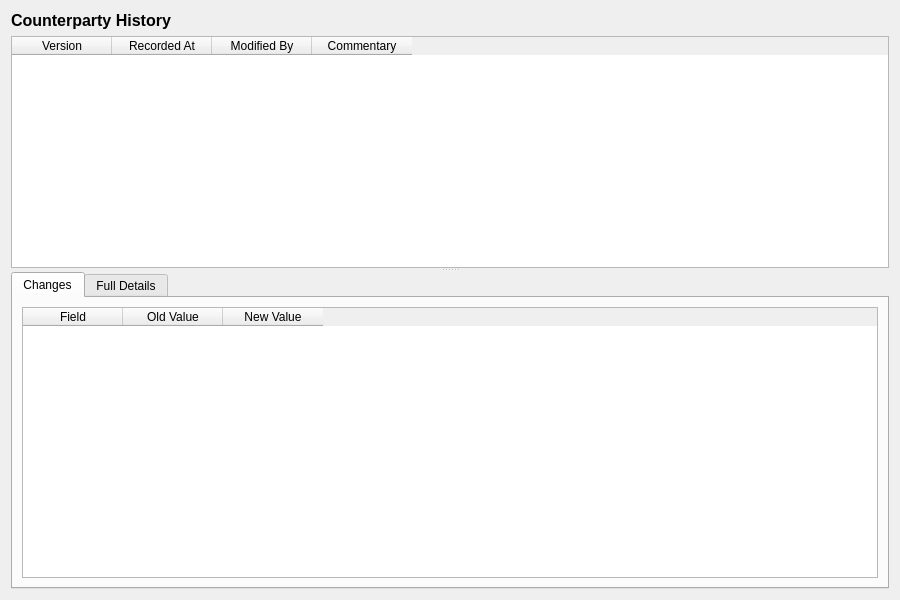
OreStudio/OreStudio, file projects/ores.qt/ui/CounterpartyHistoryDialog.ui: the form before one commit.
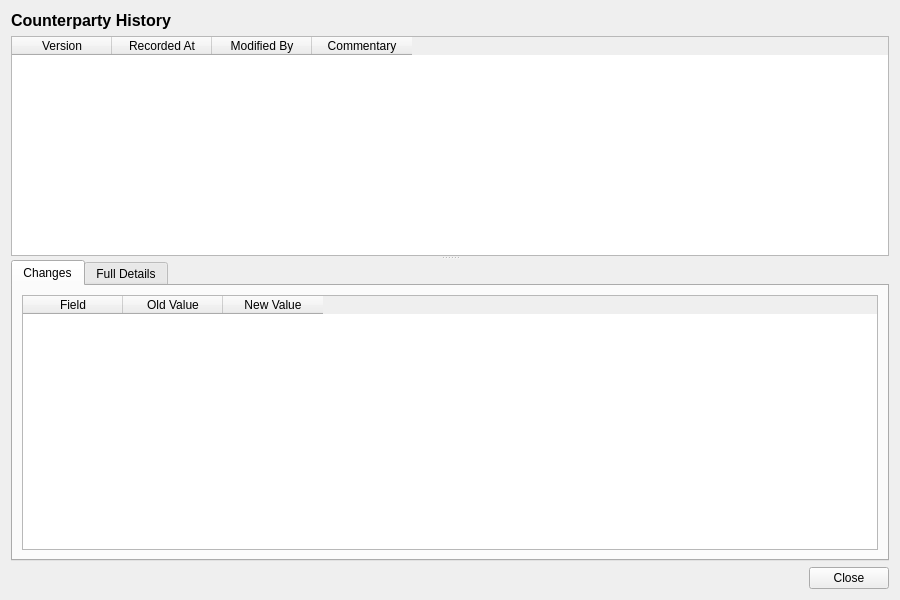
The form after the commit.

Commit message: [qt] Remove toolbars from detail dialogs; add Close button throughout

The edit to the form file:
```diff
--- a/projects/ores.qt/ui/CounterpartyHistoryDialog.ui
+++ b/projects/ores.qt/ui/CounterpartyHistoryDialog.ui
@@ -304,6 +304,27 @@
      </widget>
     </widget>
    </item>
+   <item>
+    <layout class="QHBoxLayout" name="buttonLayout">
+     <item>
+      <spacer name="horizontalSpacer">
+       <property name="orientation">
+        <enum>Qt::Horizontal</enum>
+       </property>
+       <property name="sizeHint" stdset="0">
+        <size><width>40</width><height>20</height></size>
+       </property>
+      </spacer>
+     </item>
+     <item>
+      <widget class="QPushButton" name="closeButton">
+       <property name="text">
+        <string>Close</string>
+       </property>
+      </widget>
+     </item>
+    </layout>
+   </item>
   </layout>
  </widget>
  <resources/>
```
The commit also changes 201 other files.
